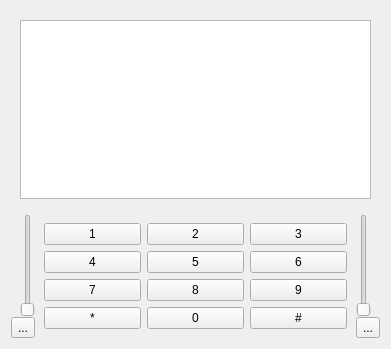
Old version of the form sflphone_kdeview_base.ui in the repository KDE/ring-kde.
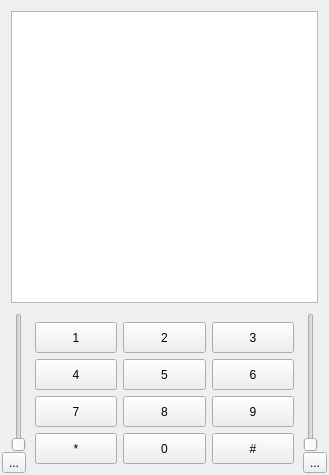
New version of the form. Icons and pictures are not drawn.

The edit to the form file:
```diff
--- a/sflphone_kdeview_base.ui
+++ b/sflphone_kdeview_base.ui
@@ -1,27 +1,46 @@
 <ui version="4.0" >
  <class>SFLPhone</class>
- <widget class="QWidget" name="SFLPhone" >
-  <property name="geometry" >
+ <widget class="QWidget" name="SFLPhone">
+  <property name="geometry">
    <rect>
     <x>0</x>
     <y>0</y>
-    <width>391</width>
-    <height>349</height>
+    <width>329</width>
+    <height>475</height>
    </rect>
   </property>
   <property name="windowTitle" >
    <string>Form</string>
   </property>
-  <layout class="QVBoxLayout" name="verticalLayout" >
+  <layout class="QVBoxLayout" name="verticalLayout">
+   <property name="spacing">
+    <number>1</number>
+   </property>
+   <property name="margin">
+    <number>2</number>
+   </property>
    <item>
-    <widget class="QStackedWidget" name="stackedWidget_screen" >
-     <property name="currentIndex" >
+    <widget class="QStackedWidget" name="stackedWidget_screen">
+     <property name="sizePolicy">
+      <sizepolicy hsizetype="Preferred" vsizetype="Expanding">
+       <horstretch>0</horstretch>
+       <verstretch>0</verstretch>
+      </sizepolicy>
+     </property>
+     <property name="currentIndex">
       <number>0</number>
      </property>
      <widget class="QWidget" name="page_callList" >
       <layout class="QHBoxLayout" name="horizontalLayout_3" >
        <item>
-        <widget class="QListWidget" name="listWidget_callList" />
+        <widget class="QListWidget" name="listWidget_callList">
+         <property name="sizePolicy">
+          <sizepolicy hsizetype="Expanding" vsizetype="Expanding">
+           <horstretch>0</horstretch>
+           <verstretch>0</verstretch>
+          </sizepolicy>
+         </property>
+        </widget>
        </item>
       </layout>
      </widget>
@@ -48,13 +67,29 @@
     </widget>
    </item>
    <item>
-    <layout class="QHBoxLayout" name="horizontalLayout" >
-     <property name="spacing" >
+    <widget class="QWidget" name="widget_dialpadAndControls" native="true">
+     <property name="sizePolicy">
+      <sizepolicy hsizetype="Preferred" vsizetype="Minimum">
+       <horstretch>0</horstretch>
+       <verstretch>0</verstretch>
+      </sizepolicy>
+     </property>
+     <property name="maximumSize">
+      <size>
+       <width>16777215</width>
+       <height>160</height>
+      </size>
+     </property>
+     <layout class="QHBoxLayout" name="horizontalLayout_2">
+      <property name="spacing">
       <number>0</number>
      </property>
+      <property name="margin">
+       <number>0</number>
+      </property>
      <item>
-      <widget class="QWidget" native="1" name="widget_recVol" >
-       <property name="layoutDirection" >
+       <widget class="QWidget" name="widget_recVol" native="true">
+        <property name="layoutDirection">
         <enum>Qt::RightToLeft</enum>
        </property>
        <layout class="QVBoxLayout" name="verticalLayout_4" >
@@ -121,12 +156,12 @@
       </widget>
      </item>
      <item>
-      <widget class="QWidget" native="1" name="widget_dialpad" >
-       <layout class="QGridLayout" name="gridLayout" >
-        <item row="0" column="1" >
-         <widget class="QPushButton" name="pushButton_1" >
-          <property name="sizePolicy" >
-           <sizepolicy vsizetype="Expanding" hsizetype="Expanding" >
+       <widget class="QWidget" name="widget_dialpad" native="true">
+        <layout class="QGridLayout" name="gridLayout">
+         <item row="0" column="1">
+          <widget class="QPushButton" name="pushButton_1">
+           <property name="sizePolicy">
+            <sizepolicy hsizetype="Expanding" vsizetype="Expanding">
             <horstretch>0</horstretch>
             <verstretch>0</verstretch>
            </sizepolicy>
@@ -286,9 +321,9 @@
       </widget>
      </item>
      <item>
-      <widget class="QWidget" native="1" name="widget_sndVol" >
-       <layout class="QVBoxLayout" name="verticalLayout_2" >
-        <property name="spacing" >
+       <widget class="QWidget" name="widget_sndVol" native="true">
+        <layout class="QVBoxLayout" name="verticalLayout_2">
+         <property name="spacing">
          <number>0</number>
         </property>
         <property name="margin" >
@@ -346,6 +381,7 @@
       </widget>
      </item>
     </layout>
+    </widget>
    </item>
   </layout>
   <action name="action_accept" >
```
Left out of the diff: 335 changed lines with no effect on the pictures. Lines whose indentation alone changed are shown as unchanged.
